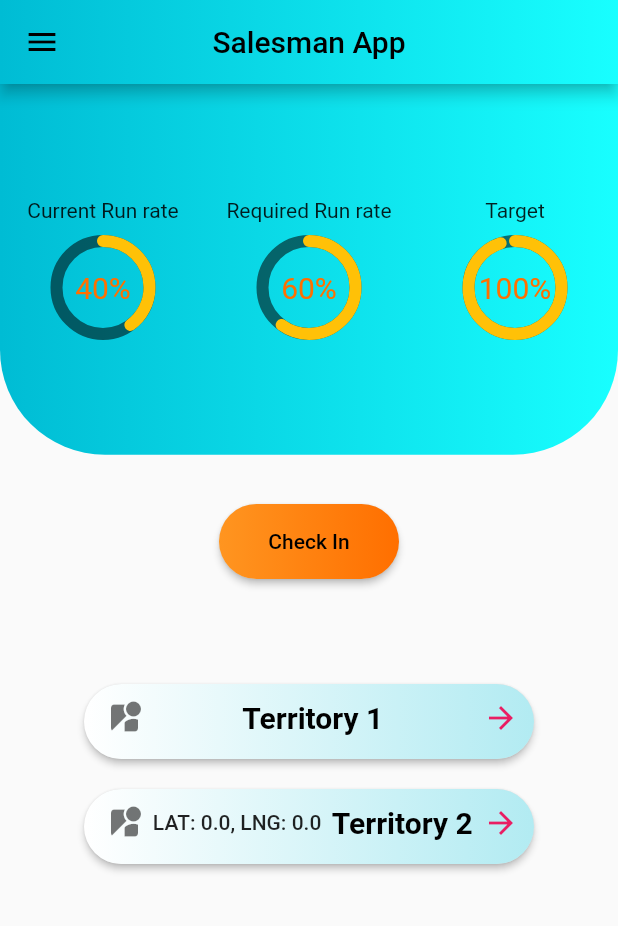
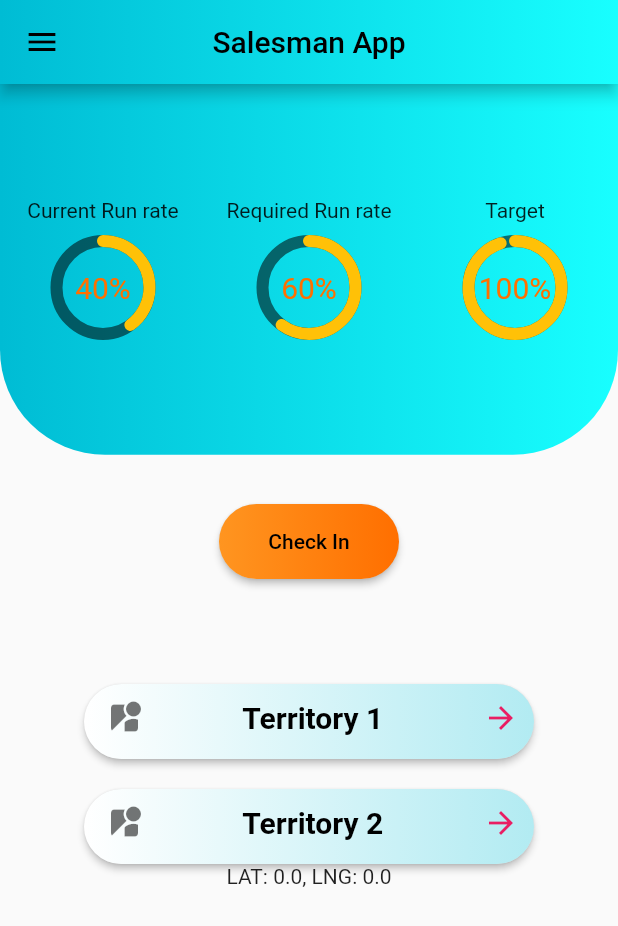
Before and after one commit to Srijenanithish/flutter_salesman, a Flutter app: the HomePage screen opened by its route, on a phone screen of 412 x 824 dp. Shown: the top 926 px of the screen. Run offline on Flutter 3.47's test engine with Material 2 defaults, Android fonts, the phone set to English and light mode, and no system bars; drawn by our look-alikes of percent_indicator; our stand-ins replace flashy_tab_bar, form_field_validator, geolocator, shared_preferences, splashscreen; missing offline and left inert: swipebuttonflutter; accounts and stored records are empty.

Commit message:
Modification on geolocation

```diff
--- a/lib/pages/HomePage.dart
+++ b/lib/pages/HomePage.dart
@@ -212,9 +212,6 @@ class MyHomePage extends State<HomePage> {
                                   Icons.streetview_outlined,
                                   color: Colors.black54,
                                 ),
-                                if (_currentPosition != 'Hello')
-                                  Text(
-                                      "LAT: ${_currentPosition.latitude}, LNG: ${_currentPosition.longitude}"),
                                 Text(
                                   'Territory 2',
                                   style: TextStyle(
@@ -236,6 +233,9 @@ class MyHomePage extends State<HomePage> {
                   ),
                 ),
               ),
+              if (_currentPosition != 'Hello')
+                Text(
+                    "LAT: ${_currentPosition.latitude}, LNG: ${_currentPosition.longitude}"),
             ],
           ),
         ]),
```
